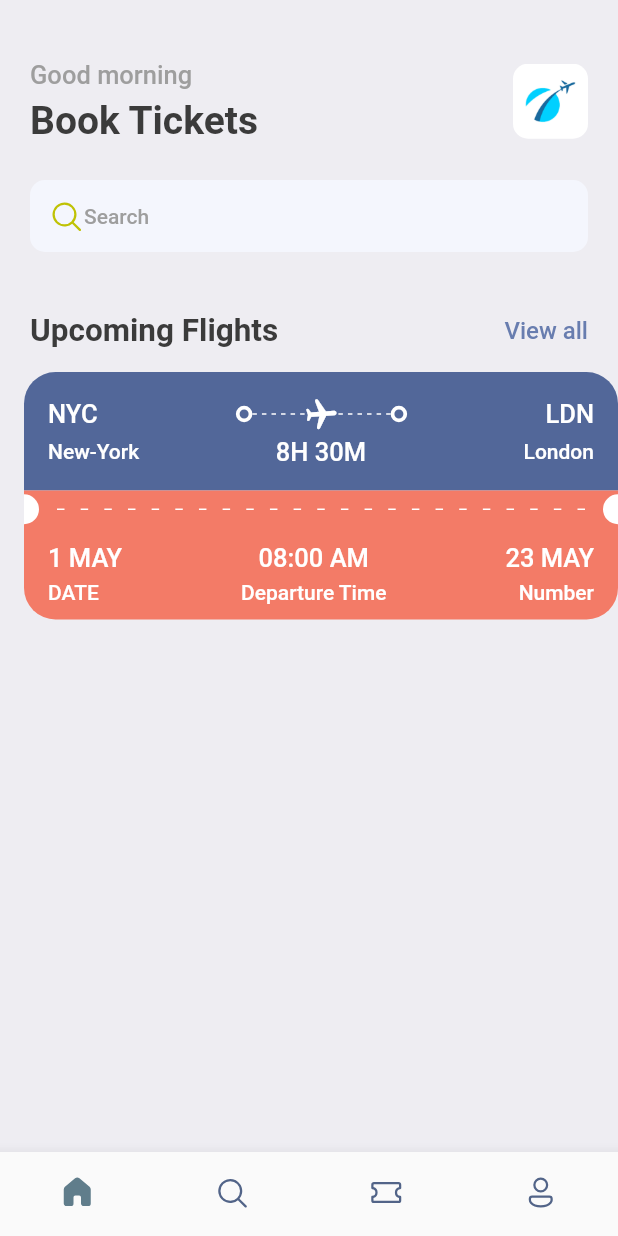
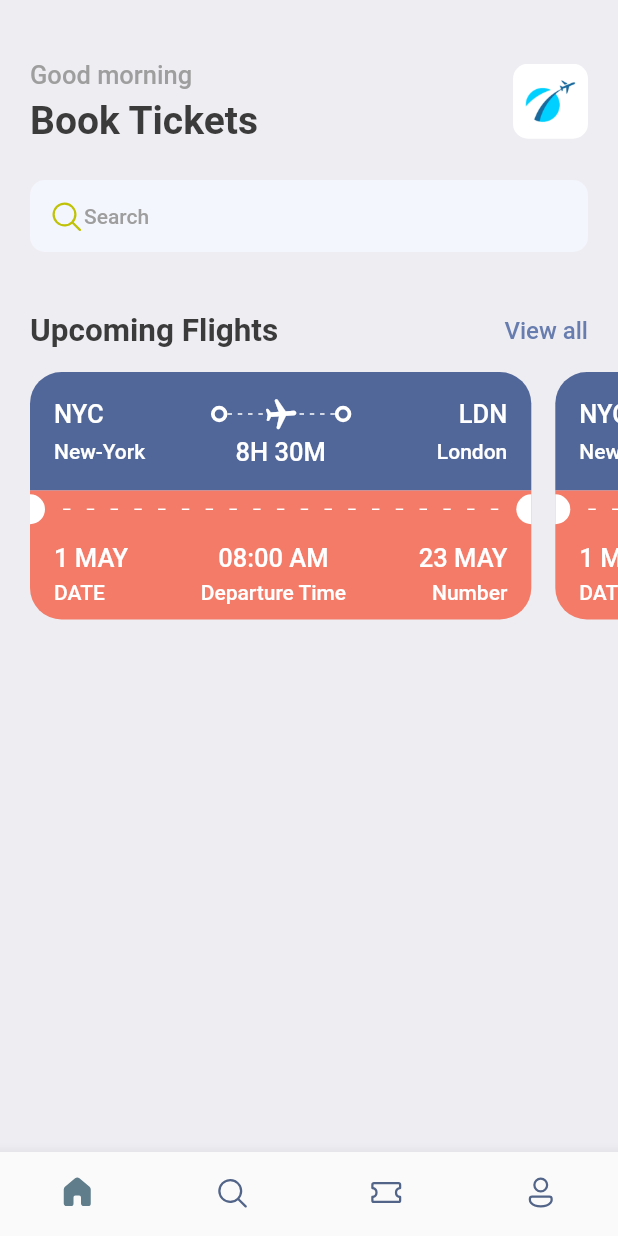
Before and after one commit to uLuccas/BookTickets, a Flutter app: the screen it shows after launch, on a phone screen of 412 x 824 dp. Run offline on Flutter 3.47's test engine with Material 2 defaults, Android fonts, the phone set to English and light mode, and no system bars; our stand-ins replace fluentui_icons, gap.

Commit message:
Carrousel tickets ok

```diff
--- a/lib/screens/home_screen.dart
+++ b/lib/screens/home_screen.dart
@@ -89,7 +89,16 @@ class HomeScreen extends StatelessWidget {
             ),
           ),
           const Gap(15),
-          const TicketView(),
+          SingleChildScrollView(
+            scrollDirection: Axis.horizontal,
+            padding: const EdgeInsets.only(left: 20),
+            child: Row(
+              children: [
+                TicketView(),
+                TicketView(),
+              ],
+            ),
+          )
         ],
       ),
     );
--- a/lib/screens/ticket_view.dart
+++ b/lib/screens/ticket_view.dart
@@ -11,10 +11,10 @@ class TicketView extends StatelessWidget {
   Widget build(BuildContext context) {
     final size = AppLayout.getSize(context);
     return SizedBox(
-      width: size.width,
+      width: size.width * 0.85,
       height: 200,
       child: Container(
-        margin: const EdgeInsets.only(left: 16),
+        margin: const EdgeInsets.only(right: 16),
         child: Column(mainAxisSize: MainAxisSize.min, children: [
           //Parte azul do card
           Container(
```
